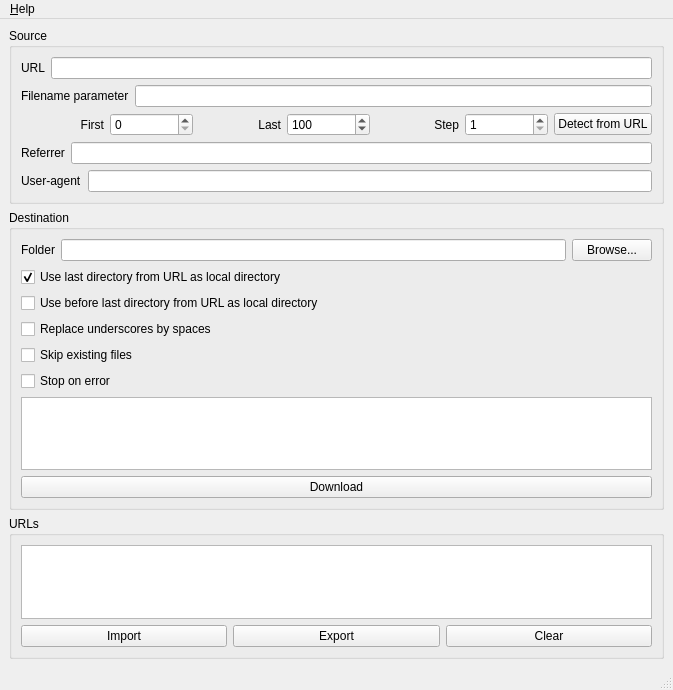
First picture: the form in ui/mainwindow.ui, repository kervala/batchdownloader, before the edit.
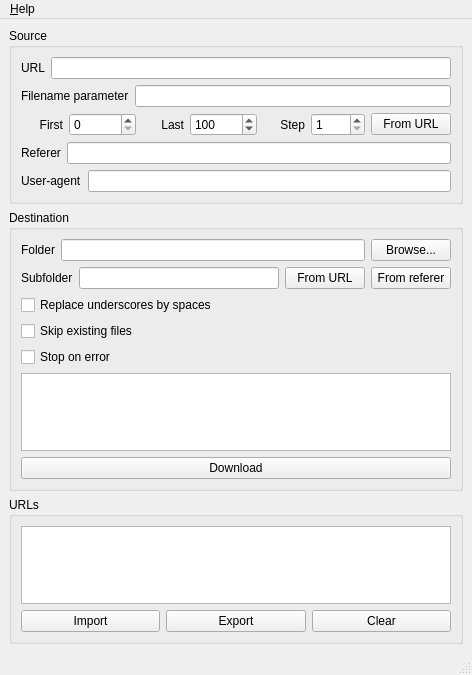
Second picture: the form after the edit.

Commit message: Changed: Detect folder and last image from URLs

What changed in the file:
```diff
--- a/ui/mainwindow.ui
+++ b/ui/mainwindow.ui
@@ -6,8 +6,8 @@
    <rect>
     <x>0</x>
     <y>0</y>
-    <width>673</width>
-    <height>690</height>
+    <width>472</width>
+    <height>675</height>
    </rect>
   </property>
   <property name="windowTitle">
@@ -111,7 +111,7 @@
          <item>
           <widget class="QPushButton" name="detectFromURLButton">
            <property name="text">
-            <string>Detect from URL</string>
+            <string>From URL</string>
            </property>
           </widget>
          </item>
@@ -122,7 +122,7 @@
          <item>
           <widget class="QLabel" name="label_6">
            <property name="text">
-            <string>Referrer</string>
+            <string>Referer</string>
            </property>
           </widget>
          </item>
@@ -180,21 +180,32 @@
         </layout>
        </item>
        <item>
-        <widget class="QCheckBox" name="useLastDirectoryCheckBox">
+        <layout class="QHBoxLayout" name="subfolderHorizontalLayout">
+         <item>
+          <widget class="QLabel" name="subfolrderLabel">
          <property name="text">
-          <string>Use last directory from URL as local directory</string>
-         </property>
-         <property name="checked">
-          <bool>true</bool>
+            <string>Subfolder</string>
+           </property>
+          </widget>
+         </item>
+         <item>
+          <widget class="QLineEdit" name="subfolderEdit"/>
+         </item>
+         <item>
+          <widget class="QPushButton" name="folderFromURLButton">
+           <property name="text">
+            <string>From URL</string>
          </property>
         </widget>
        </item>
        <item>
-        <widget class="QCheckBox" name="useBeforeLastDirectoryCheckBox">
+          <widget class="QPushButton" name="folderFromRefererButton">
          <property name="text">
-          <string>Use before last directory from URL as local directory</string>
-         </property>
-        </widget>
+            <string>From referer</string>
+           </property>
+          </widget>
+         </item>
+        </layout>
        </item>
        <item>
         <widget class="QCheckBox" name="replaceUnderscoresBySpacesCheckBox">
@@ -278,8 +289,8 @@
     <rect>
      <x>0</x>
      <y>0</y>
-     <width>673</width>
-     <height>21</height>
+     <width>472</width>
+     <height>22</height>
     </rect>
    </property>
    <widget class="QMenu" name="menuAbout">
```
Left out of the diff: 23 changed lines with no effect on the pictures. Lines whose indentation alone changed are shown as unchanged. The commit also changes 2 other files.
